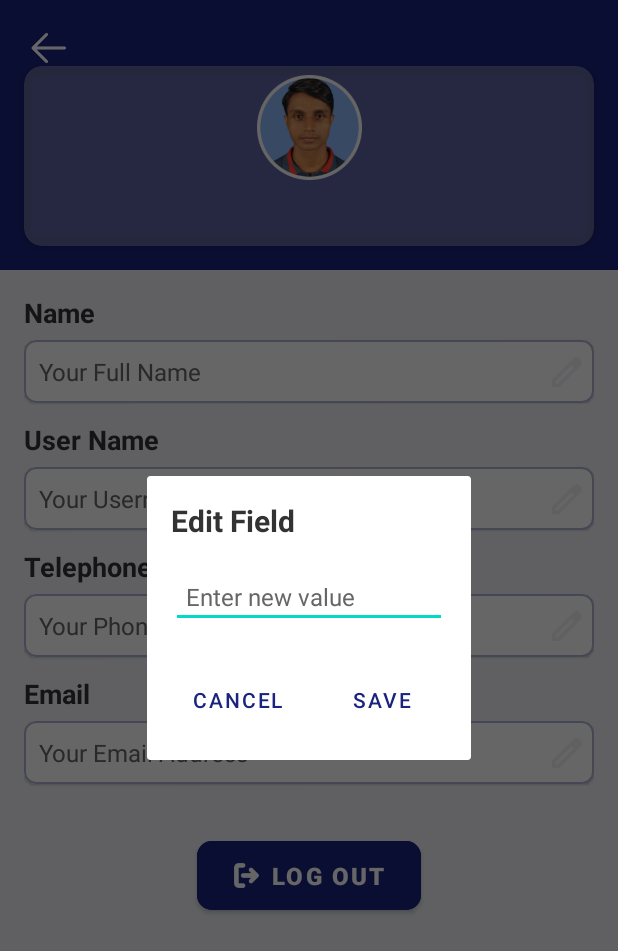
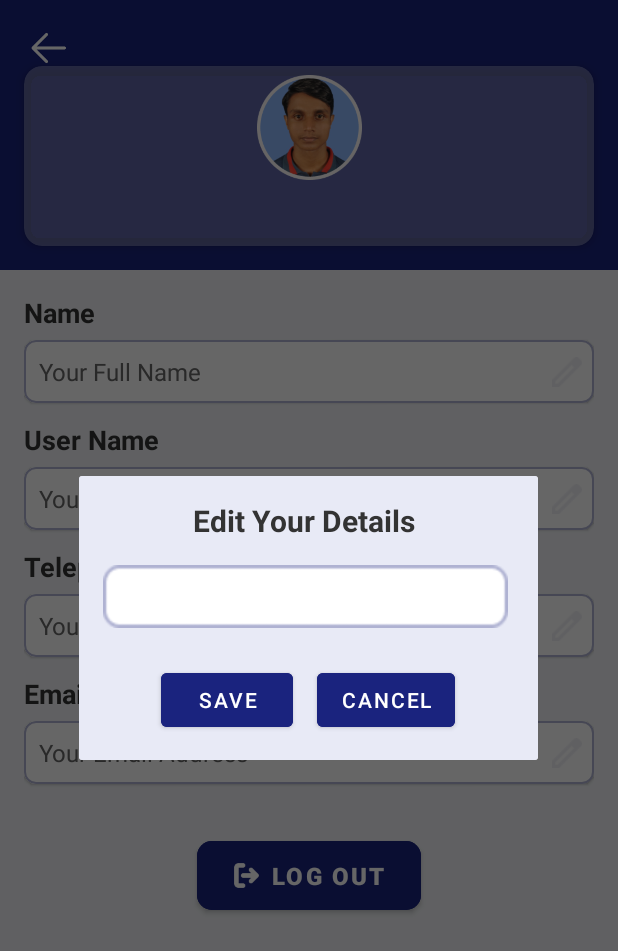
Before and after one commit to iro2002/fot_news, an Android app: the fragment EditFieldDialogFragment placed in its activity, on a phone screen of 412 x 824 dp. Shown: the top 951 px of the screen. Run offline under Robolectric (Android 15) with nearby library versions, the phone set to English and light mode, and no system bars; our stand-ins replace Firebase (no records; nobody signed in at launch, a user with empty details on screens opened directly).

Commit message:
popup box update

```diff
--- a/app/src/main/res/layout/dialog_edit_field.xml
+++ b/app/src/main/res/layout/dialog_edit_field.xml
@@ -3,52 +3,54 @@
     android:layout_width="match_parent"
     android:layout_height="wrap_content"
     android:orientation="vertical"
-    android:padding="16dp">
+    android:padding="16dp"
+    android:elevation="8dp"
+    android:background="#E8EAF6">
 
     <TextView
         android:id="@+id/dialog_title"
-        android:layout_width="match_parent"
+        android:layout_width="267dp"
         android:layout_height="wrap_content"
-        android:text="Edit Field"
+        android:layout_marginBottom="16dp"
+        android:gravity="center_horizontal"
+        android:text="Edit Your Details"
+        android:textColor="#333333"
         android:textSize="20sp"
-        android:textStyle="bold"
-        android:textColor="#333333"
-        android:layout_marginBottom="16dp"/>
+        android:textStyle="bold" />
 
     <EditText
         android:id="@+id/dialog_edit_text"
-        android:layout_width="match_parent"
+        android:layout_width="270dp"
         android:layout_height="wrap_content"
-        android:hint="Enter new value"
+        android:background="@drawable/rounded_edittext_background"
         android:inputType="textCapWords"
         android:padding="10dp"
-
         android:textColor="#333333"
-        android:textColorHint="#666666"
-        android:textSize="16sp"/>
+        android:textColorHint="#999999"
+        android:textSize="16sp" />
 
     <LinearLayout
-        android:layout_width="match_parent"
+        android:layout_width="274dp"
         android:layout_height="wrap_content"
-        android:orientation="horizontal"
-        android:gravity="end"
-        android:layout_marginTop="24dp">
+        android:layout_marginTop="24dp"
+        android:gravity="center"
+        android:orientation="horizontal">
+
+        <Button
+            android:id="@+id/btn_save"
+            android:layout_width="wrap_content"
+            android:layout_height="wrap_content"
+            android:layout_marginEnd="16dp"
+            android:backgroundTint="#1A237E"
+            android:text="Save"
+            android:textColor="#FFFFFF" />
 
         <Button
             android:id="@+id/btn_cancel"
-            style="?attr/buttonBarButtonStyle"
             android:layout_width="wrap_content"
             android:layout_height="wrap_content"
+            android:backgroundTint="#1A237E"
             android:text="Cancel"
-            android:textColor="#1A237E"/>
-
-        <Button
-            android:id="@+id/btn_save"
-            style="?attr/buttonBarButtonStyle"
-            android:layout_width="wrap_content"
-            android:layout_height="wrap_content"
-            android:text="Save"
-            android:textColor="#1A237E"
-            android:layout_marginStart="8dp"/>
+            android:textColor="#FFFFFF" />
     </LinearLayout>
 </LinearLayout>
```
Also changed, not shown: app/src/main/res/layout/activity_fragment_sign_out.xml (+17 -17 lines), app/src/main/res/drawable/img.png (added), app/src/main/res/drawable/img_1.png (added), app/src/main/res/drawable/rounded_dialog_background.png (added), app/src/main/res/drawable/rounded_edittext_background.png (added).
